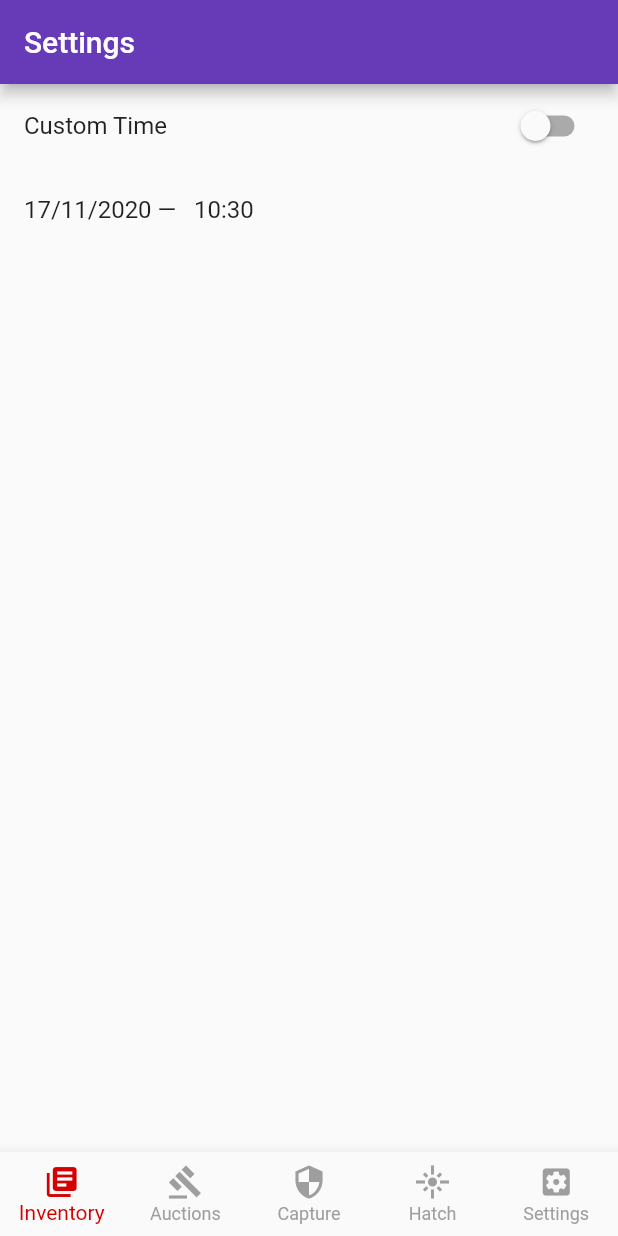
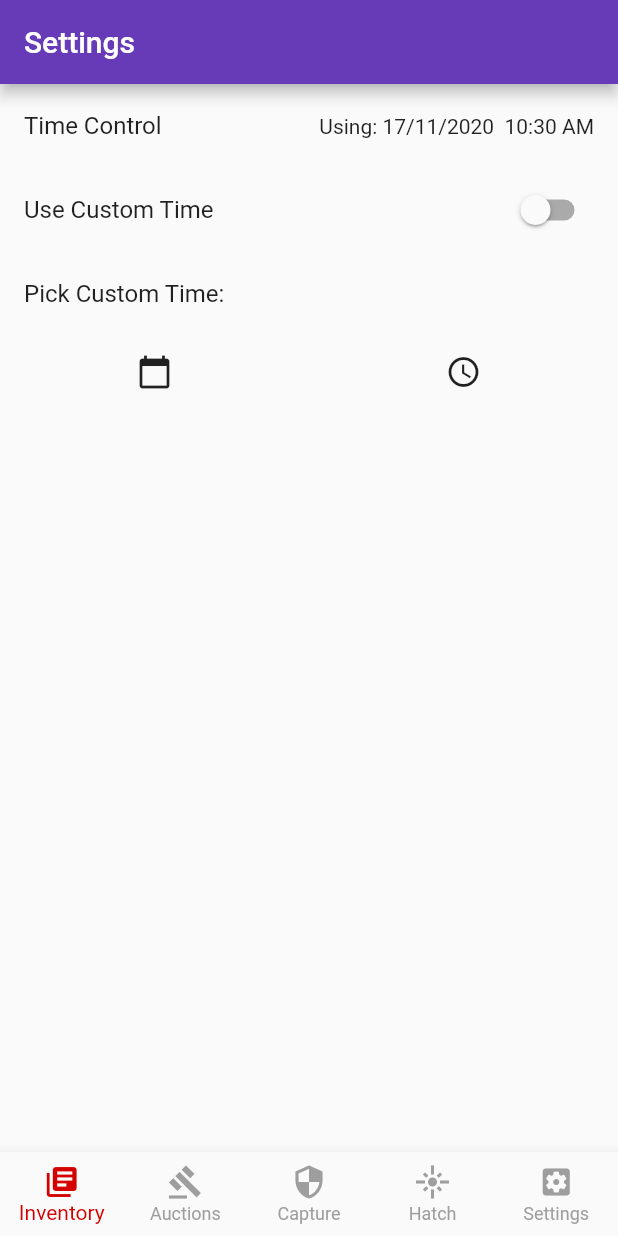
Before and after one commit to LexKisby/BlockchainProject, a Flutter app: the screen it shows after launch, swiped to page 5, on a phone screen of 412 x 824 dp. Run offline on Flutter 3.47's test engine with Material 2 defaults, Android fonts, the phone set to English and light mode, and no system bars; missing offline and left inert: web3dart.

Commit message:
Calender picker implemented with instant update to state. now i need to look at web3dart

```diff
--- a/eightbitbeasts/lib/PageLibrary.dart
+++ b/eightbitbeasts/lib/PageLibrary.dart
@@ -2,6 +2,7 @@ library page_classes;
 import 'package:flutter/material.dart';
 import 'package:web3dart/web3dart.dart';
 import 'package:intl/intl.dart';
+import 'dart:async';
 
 part "lib2/Inventorylib.dart";
 part "lib2/Auctionlib.dart";
--- a/eightbitbeasts/lib/lib2/settingslib.dart
+++ b/eightbitbeasts/lib/lib2/settingslib.dart
@@ -1,4 +1,3 @@
-
 part of page_classes;
 
 class SettingsContent extends StatefulWidget {
@@ -8,36 +7,104 @@ class SettingsContent extends StatefulWidget {
 
 class SettingsContentState extends State<SettingsContent> {
   var _useCustomTime = false;
-  var customTime = DateTime.parse("1969-07-20 20:18:04Z");
-  var time = DateTime.now();
+  DateTime customDay = DateTime.parse("2020-07-20");
+  TimeOfDay customTime = TimeOfDay.fromDateTime(DateTime.parse("2020-07-20 20:18:04Z"));
+  DateTime currentDay = DateTime.now();
+  TimeOfDay currentTime = TimeOfDay.fromDateTime(DateTime.now());
+
 
 
   void _onUseCustomTimeChanged(bool value) {
     setState(() {
       _useCustomTime = value;
       if (value) {
-        time = customTime;
+        currentTime = customTime;
+        currentDay = customDay;
       } else {
-        time = DateTime.now();
+        currentTime = TimeOfDay.fromDateTime(DateTime.now());
+        currentDay = DateTime.now();
       }
     });
   }
 
+  Future<void> _showDatePicker() async {
+    final picked = await showDatePicker(
+      context: context,
+      initialDate: customDay,
+      firstDate: DateTime(2020, 1),
+      lastDate: DateTime(2100, 1),
+    );
+    if (picked != null && picked != customDay) {
+      setState(() {
+        customDay = picked;
+        _onUseCustomTimeChanged(_useCustomTime);
+      });
+    }
+  }
+
+  Future<void> _showTimePicker() async {
+    final picked = await showTimePicker(
+      context: context,
+      initialTime: customTime,
+      );
+      if (picked != null && picked != customTime) {
+        setState(() {
+          customTime = picked;
+          _onUseCustomTimeChanged(_useCustomTime);
+        });
+      }
+  }
+
+
   Widget build(BuildContext context) {
     return Scaffold(
-      body: ListView(
+      body: Center(
+        child: ListView(
                 padding: const EdgeInsets.only(bottom: 88),
                 children: [
+                  ListTile(
+                    title: Text("Time Control"),
+                    trailing: Text("Using: " +  DateFormat("dd/MM/yyyy").format(currentDay) +"  "+ currentTime.format(context)),
+                  ),
                   SwitchListTile(
-              title: Text("Custom Time"),
+                    title: Text("Use Custom Time"),
                     value: _useCustomTime,
                     onChanged: _onUseCustomTimeChanged,
                   ),
                   ListTile(
-              title: Text(DateFormat("dd/MM/yyyy —   HH:mm").format(time)),
 
+                    title: Text("Pick Custom Time: ")
+                  ),
+                     Row(
+                      children: <Widget>[
+                        Expanded(child:IconButton(icon: Icon(Icons.calendar_today), onPressed: () {
+                            _showDatePicker();
+                        })),
+                        Expanded(child:IconButton(icon: Icon(Icons.schedule), onPressed: () {
+                          _showTimePicker();
+                        })),
+                        const Divider(
+                          color: Colors.black,
+                          height: 4,
+                          thickness: 4,
                         )
-      ],)
+                        /*IconButton(
+                          icon: Icon(Icons.calendar_today),
+                          /*onPressed: () {
+                            _showDatePicker();
+                          },*/
+                        ),
+                        IconButton(
+                          icon: Icon(Icons.schedule),
+                          /*onPressed: () {
+                            _showTimePicker();
+                          }*/
+                        )
+                      */]
+                    )
+
+                 ]),
+            )
     );
   }
 }
```
Lines whose indentation alone changed are shown as unchanged.
